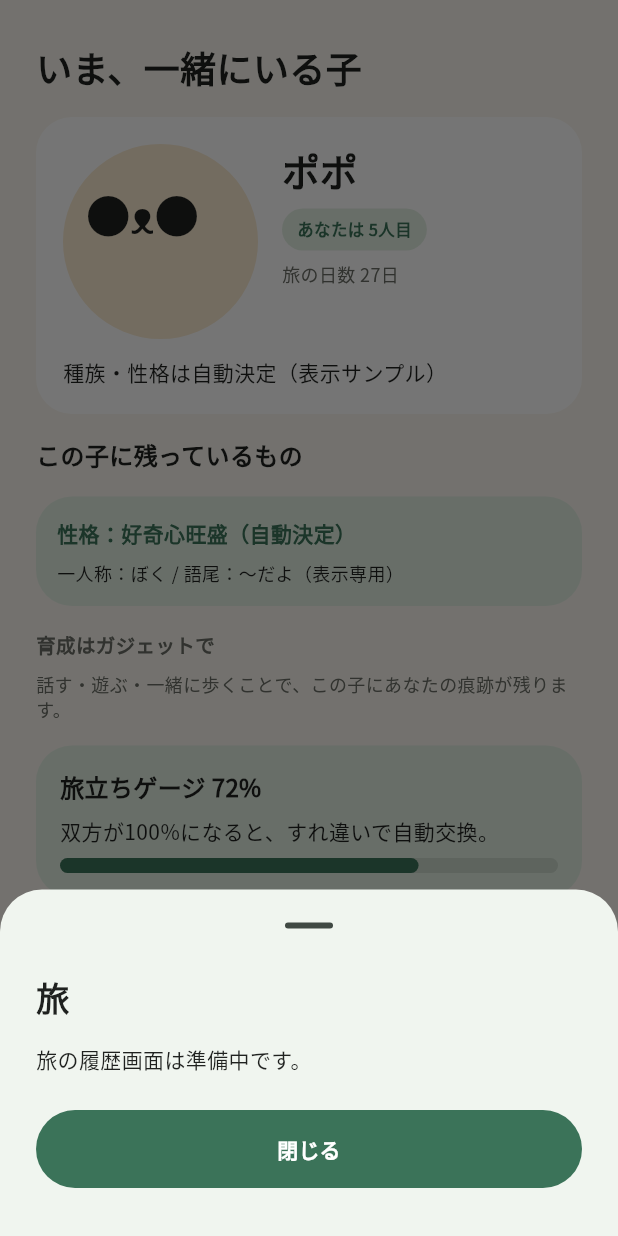
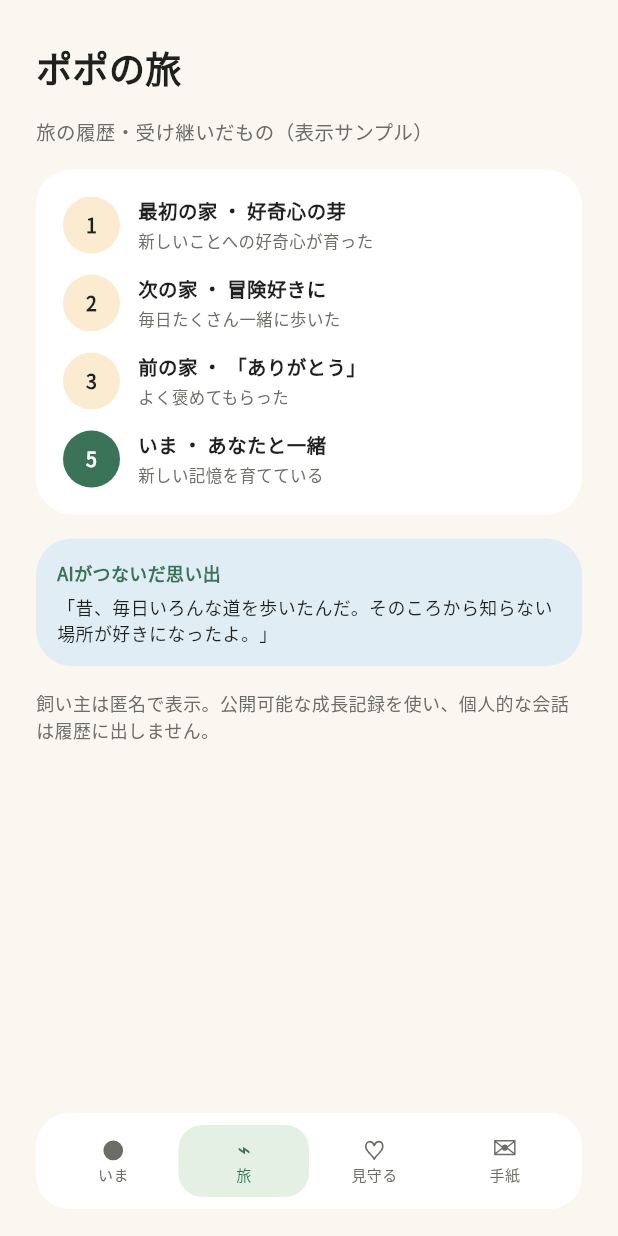
Before and after one commit to jphacks/kz_2607, a Flutter app: the screen it shows after launch, item 2 of the bottom bar chosen, on a phone screen of 412 x 824 dp. Run offline on Flutter 3.47's test engine with Material 3 defaults, Android fonts, the light colour scheme and no system bars; our stand-ins replace flutter_blue_plus.

Commit message:
feat(front): 旅の履歴画面を追加

```diff
--- a/frontend/lib/designsystem/chappy_action.dart
+++ b/frontend/lib/designsystem/action_button.dart
@@ -1,8 +1,8 @@
 import 'package:flutter/material.dart';
 import '../foundation/app_spacing.dart';
 
-class ChappyAction extends StatelessWidget {
-  const ChappyAction({super.key, required this.label, required this.onPressed});
+class ActionButton extends StatelessWidget {
+  const ActionButton({super.key, required this.label, required this.onPressed});
   final String label;
   final VoidCallback onPressed;
   @override
--- a/frontend/lib/designsystem/chappy_card.dart
+++ b/frontend/lib/designsystem/app_card.dart
@@ -2,8 +2,8 @@
 import '../foundation/app_colors.dart';
 import '../foundation/app_spacing.dart';
 
-class ChappyCard extends StatelessWidget {
-  const ChappyCard({
+class AppCard extends StatelessWidget {
+  const AppCard({
     super.key,
     required this.child,
     this.color = AppColors.surface,
--- a/frontend/lib/designsystem/chappy_navigation.dart
+++ b/frontend/lib/designsystem/bottom_navigation.dart
@@ -1,9 +1,14 @@
 import 'package:flutter/material.dart';
 import '../foundation/app_colors.dart';
 
-class ChappyNavigation extends StatelessWidget {
-  const ChappyNavigation({super.key, required this.onSelected});
+class BottomNavigation extends StatelessWidget {
+  const BottomNavigation({
+    super.key,
+    required this.onSelected,
+    this.selectedIndex = 0,
+  });
   final ValueChanged<int> onSelected;
+  final int selectedIndex;
   static const labels = ['いま', '旅', '見守る', '手紙'];
   static const symbols = ['●', '⌁', '♡', '✉'];
   @override
@@ -18,7 +23,7 @@
           for (var i = 0; i < labels.length; i++)
             Expanded(
               child: Semantics(
-                selected: i == 0,
+                selected: i == selectedIndex,
                 child: InkWell(
                   onTap: () => onSelected(i),
                   borderRadius: BorderRadius.circular(16),
@@ -26,7 +31,7 @@
                     constraints: const BoxConstraints(minHeight: 48),
                     padding: const EdgeInsets.symmetric(vertical: 6),
                     decoration: BoxDecoration(
-                      color: i == 0 ? AppColors.soft : null,
+                      color: i == selectedIndex ? AppColors.soft : null,
                       borderRadius: BorderRadius.circular(16),
                     ),
                     child: Column(
@@ -38,7 +43,7 @@
                             style: TextStyle(
                               fontSize: 14,
                               fontWeight: FontWeight.bold,
-                              color: i == 0
+                              color: i == selectedIndex
                                   ? AppColors.primary
                                   : AppColors.muted,
                             ),
@@ -48,7 +53,9 @@
                           labels[i],
                           style: TextStyle(
                             fontSize: 10,
-                            color: i == 0 ? AppColors.primary : AppColors.muted,
+                            color: i == selectedIndex
+                                ? AppColors.primary
+                                : AppColors.muted,
                           ),
                         ),
                       ],
--- /dev/null
+++ b/frontend/lib/designsystem/journey_entry.dart
@@ -0,0 +1,56 @@
+import 'package:flutter/material.dart';
+import '../foundation/app_colors.dart';
+
+class JourneyEntry extends StatelessWidget {
+  const JourneyEntry({
+    super.key,
+    required this.ownerNumber,
+    required this.title,
+    required this.memory,
+    this.isCurrent = false,
+  });
+  final int ownerNumber;
+  final String title, memory;
+  final bool isCurrent;
+
+  @override
+  Widget build(BuildContext context) => Row(
+    crossAxisAlignment: CrossAxisAlignment.start,
+    children: [
+      Container(
+        constraints: const BoxConstraints(minWidth: 38, minHeight: 38),
+        padding: const EdgeInsets.all(8),
+        decoration: BoxDecoration(
+          shape: BoxShape.circle,
+          color: isCurrent ? AppColors.primary : AppColors.petBackground,
+        ),
+        alignment: Alignment.center,
+        child: Text(
+          '$ownerNumber',
+          style: TextStyle(
+            fontSize: 13,
+            fontWeight: FontWeight.bold,
+            color: isCurrent ? Colors.white : AppColors.text,
+          ),
+        ),
+      ),
+      const SizedBox(width: 12),
+      Expanded(
+        child: Column(
+          crossAxisAlignment: CrossAxisAlignment.start,
+          children: [
+            Text(
+              title,
+              style: const TextStyle(fontSize: 13, fontWeight: FontWeight.bold),
+            ),
+            const SizedBox(height: 3),
+            Text(
+              memory,
+              style: const TextStyle(fontSize: 11, color: AppColors.muted),
+            ),
+          ],
+        ),
+      ),
+    ],
+  );
+}
--- a/frontend/lib/designsystem/journey_gauge.dart
+++ b/frontend/lib/designsystem/journey_gauge.dart
@@ -1,6 +1,6 @@
 import 'package:flutter/material.dart';
 import '../foundation/app_colors.dart';
-import 'chappy_card.dart';
+import 'app_card.dart';
 
 class JourneyGauge extends StatelessWidget {
   const JourneyGauge({super.key, required this.value});
@@ -9,7 +9,7 @@
   Widget build(BuildContext context) {
     final normalized = value.clamp(0.0, 1.0);
     final percent = (normalized * 100).round();
-    return ChappyCard(
+    return AppCard(
       color: AppColors.soft,
       padding: 16,
       child: Column(
--- a/frontend/lib/foundation/app_colors.dart
+++ b/frontend/lib/foundation/app_colors.dart
@@ -9,5 +9,6 @@
   static const primary = Color(0xFF3B7359);
   static const soft = Color(0xFFE3F0E3);
   static const petBackground = Color(0xFFFAEBD1);
+  static const memoryBackground = Color(0xFFE0EDF5);
   static const gaugeTrack = Color(0xFFCCD9CC);
 }
--- a/frontend/lib/home_screen.dart
+++ b/frontend/lib/home_screen.dart
@@ -1,8 +1,9 @@
 import 'package:flutter/material.dart';
 import 'core2_connection_screen.dart';
-import 'designsystem/chappy_action.dart';
-import 'designsystem/chappy_card.dart';
-import 'designsystem/chappy_navigation.dart';
+import 'journey_screen.dart';
+import 'designsystem/action_button.dart';
+import 'designsystem/app_card.dart';
+import 'designsystem/bottom_navigation.dart';
 import 'designsystem/journey_gauge.dart';
 import 'foundation/app_colors.dart';
 import 'foundation/app_spacing.dart';
@@ -45,7 +46,7 @@
               const SizedBox(height: 16),
               Text(message),
               const SizedBox(height: 24),
-              ChappyAction(
+              ActionButton(
                 label: '閉じる',
                 onPressed: () => Navigator.pop(context),
               ),
@@ -88,7 +89,7 @@
                         ),
                       ),
                       const SizedBox(height: AppSpacing.medium),
-                      ChappyCard(
+                      AppCard(
                         child: Column(
                           crossAxisAlignment: CrossAxisAlignment.start,
                           children: [
@@ -195,7 +196,7 @@
                         ),
                       ),
                       const SizedBox(height: 16),
-                      const ChappyCard(
+                      const AppCard(
                         color: AppColors.soft,
                         padding: 14,
                         child: Column(
@@ -234,14 +235,14 @@
                       const SizedBox(height: 16),
                       const JourneyGauge(value: 0.72),
                       const SizedBox(height: 12),
-                      ChappyAction(
+                      ActionButton(
                         label: _ble?.ready == true
                             ? '接続済み · M5Stack / 設定'
                             : '未接続 · M5Stackにつなぐ',
                         onPressed: _openConnection,
                       ),
                       const SizedBox(height: 12),
-                      ChappyAction(
+                      ActionButton(
                         label: '確定した交換結果を見る',
                         onPressed: () => _showInfo('交換結果', '交換結果の表示は準備中です。'),
                       ),
@@ -255,12 +256,19 @@
                 ),
                 Padding(
                   padding: const EdgeInsets.fromLTRB(24, 0, 24, 18),
-                  child: ChappyNavigation(
+                  child: BottomNavigation(
                     onSelected: (index) {
                       if (index == 0) return;
-                      final title = ChappyNavigation.labels[index];
+                      if (index == 1) {
+                        Navigator.of(context).push<void>(
+                          MaterialPageRoute(
+                            builder: (_) => const JourneyScreen(),
+                          ),
+                        );
+                        return;
+                      }
+                      final title = BottomNavigation.labels[index];
                       _showInfo(title, switch (index) {
-                        1 => '旅の履歴画面は準備中です。',
                         2 => '旅立ったペットの見守り画面は準備中です。',
                         _ => '届いた手紙を読む画面は準備中です。',
                       });
--- /dev/null
+++ b/frontend/lib/journey_screen.dart
@@ -0,0 +1,158 @@
+import 'package:flutter/material.dart';
+import 'designsystem/app_card.dart';
+import 'designsystem/action_button.dart';
+import 'designsystem/bottom_navigation.dart';
+import 'designsystem/journey_entry.dart';
+import 'foundation/app_colors.dart';
+import 'foundation/app_spacing.dart';
+
+/// Sample content from the approved Figma. Server data will replace it later.
+class JourneyScreen extends StatelessWidget {
+  const JourneyScreen({super.key});
+
+  void _showInfo(BuildContext context, int index) {
+    final message = index == 2 ? '旅立ったペットの見守り画面は準備中です。' : '届いた手紙を読む画面は準備中です。';
+    showModalBottomSheet<void>(
+      context: context,
+      showDragHandle: true,
+      isScrollControlled: true,
+      builder: (context) => SafeArea(
+        child: SingleChildScrollView(
+          padding: const EdgeInsets.fromLTRB(24, 8, 24, 32),
+          child: Column(
+            mainAxisSize: MainAxisSize.min,
+            crossAxisAlignment: CrossAxisAlignment.start,
+            children: [
+              Text(
+                BottomNavigation.labels[index],
+                style: const TextStyle(
+                  fontSize: 22,
+                  fontWeight: FontWeight.bold,
+                ),
+              ),
+              const SizedBox(height: 16),
+              Text(message),
+              const SizedBox(height: 24),
+              ActionButton(
+                label: '閉じる',
+                onPressed: () => Navigator.pop(context),
+              ),
+            ],
+          ),
+        ),
+      ),
+    );
+  }
+
+  @override
+  Widget build(BuildContext context) => Scaffold(
+    backgroundColor: AppColors.background,
+    body: SafeArea(
+      child: Center(
+        child: ConstrainedBox(
+          constraints: const BoxConstraints(maxWidth: 480),
+          child: Column(
+            children: [
+              Expanded(
+                child: ListView(
+                  padding: const EdgeInsets.fromLTRB(24, 28, 24, 16),
+                  children: [
+                    const Text(
+                      'ポポの旅',
+                      style: TextStyle(
+                        fontSize: 24,
+                        fontWeight: FontWeight.bold,
+                      ),
+                    ),
+                    const SizedBox(height: AppSpacing.medium),
+                    const Text(
+                      '旅の履歴・受け継いだもの（表示サンプル）',
+                      style: TextStyle(fontSize: 13, color: AppColors.muted),
+                    ),
+                    const SizedBox(height: AppSpacing.medium),
+                    const AppCard(
+                      child: Column(
+                        children: [
+                          JourneyEntry(
+                            ownerNumber: 1,
+                            title: '最初の家 ・ 好奇心の芽',
+                            memory: '新しいことへの好奇心が育った',
+                          ),
+                          SizedBox(height: 14),
+                          JourneyEntry(
+                            ownerNumber: 2,
+                            title: '次の家 ・ 冒険好きに',
+                            memory: '毎日たくさん一緒に歩いた',
+                          ),
+                          SizedBox(height: 14),
+                          JourneyEntry(
+                            ownerNumber: 3,
+                            title: '前の家 ・ 「ありがとう」',
+                            memory: 'よく褒めてもらった',
+                          ),
+                          SizedBox(height: 14),
+                          JourneyEntry(
+                            ownerNumber: 5,
+                            title: 'いま ・ あなたと一緒',
+                            memory: '新しい記憶を育てている',
+                            isCurrent: true,
+                          ),
+                        ],
+                      ),
+                    ),
+                    const SizedBox(height: AppSpacing.medium),
+                    const AppCard(
+                      color: AppColors.memoryBackground,
+                      padding: 14,
+                      child: Column(
+                        crossAxisAlignment: CrossAxisAlignment.start,
+                        children: [
+                          Text(
+                            'AIがつないだ思い出',
+                            style: TextStyle(
+                              fontSize: 12,
+                              fontWeight: FontWeight.bold,
+                              color: AppColors.primary,
+                            ),
+                          ),
+                          SizedBox(height: 6),
+                          Text(
+                            '「昔、毎日いろんな道を歩いたんだ。そのころから知らない場所が好きになったよ。」',
+                            style: TextStyle(fontSize: 12),
+                          ),
+                        ],
+                      ),
+                    ),
+                    const SizedBox(height: AppSpacing.medium),
+                    const Text(
+                      '飼い主は匿名で表示。公開可能な成長記録を使い、個人的な会話は履歴に出しません。',
+                      style: TextStyle(
+                        fontSize: 12,
+                        color: AppColors.muted,
+                        height: 1.5,
+                      ),
+                    ),
+                  ],
+                ),
+              ),
+              Padding(
+                padding: const EdgeInsets.fromLTRB(24, 0, 24, 18),
+                child: BottomNavigation(
+                  selectedIndex: 1,
+                  onSelected: (index) {
+                    if (index == 1) return;
+                    if (index == 0) {
+                      Navigator.pop(context);
+                      return;
+                    }
+                    _showInfo(context, index);
+                  },
+                ),
+              ),
+            ],
+          ),
+        ),
+      ),
+    ),
+  );
+}
--- a/frontend/lib/main.dart
+++ b/frontend/lib/main.dart
@@ -2,18 +2,22 @@
 import 'home_screen.dart';
 import 'foundation/app_colors.dart';
 
-void main() => runApp(const ChappyApp());
+void main() => runApp(const MyApp());
 
-class ChappyApp extends StatelessWidget {
-  const ChappyApp({super.key});
+class MyApp extends StatelessWidget {
+  const MyApp({super.key});
   @override
   Widget build(BuildContext context) => MaterialApp(
-    title: 'チャッピー',
+    title: 'kz_2607',
     debugShowCheckedModeBanner: false,
     theme: ThemeData(
       useMaterial3: true,
       fontFamily: 'NotoSansJP',
-      fontFamilyFallback: const ['NotoSans', 'NotoSansSymbols2'],
+      fontFamilyFallback: const [
+        'NotoSans',
+        'NotoSansSymbols',
+        'NotoSansSymbols2',
+      ],
       scaffoldBackgroundColor: AppColors.background,
       colorScheme: ColorScheme.fromSeed(
         seedColor: AppColors.primary,
@@ -23,7 +27,11 @@
       textTheme:
           ThemeData(
             fontFamily: 'NotoSansJP',
-            fontFamilyFallback: const ['NotoSans', 'NotoSansSymbols2'],
+            fontFamilyFallback: const [
+              'NotoSans',
+              'NotoSansSymbols',
+              'NotoSansSymbols2',
+            ],
           ).textTheme.apply(
             bodyColor: AppColors.text,
             displayColor: AppColors.text,
--- a/frontend/pubspec.yaml
+++ b/frontend/pubspec.yaml
@@ -68,6 +68,9 @@
     - family: NotoSans
       fonts:
         - asset: assets/fonts/NotoSans-Regular.ttf
+    - family: NotoSansSymbols
+      fonts:
+        - asset: assets/fonts/NotoSansSymbols-Regular.ttf
     - family: NotoSansSymbols2
       fonts:
         - asset: assets/fonts/NotoSansSymbols2-Regular.ttf
```
Also changed, not shown: frontend/assets/fonts/NotoSansSymbols-OFL.txt (added, +93 -0 lines), frontend/assets/fonts/NotoSansSymbols-Regular.ttf (added), 5 other files.
